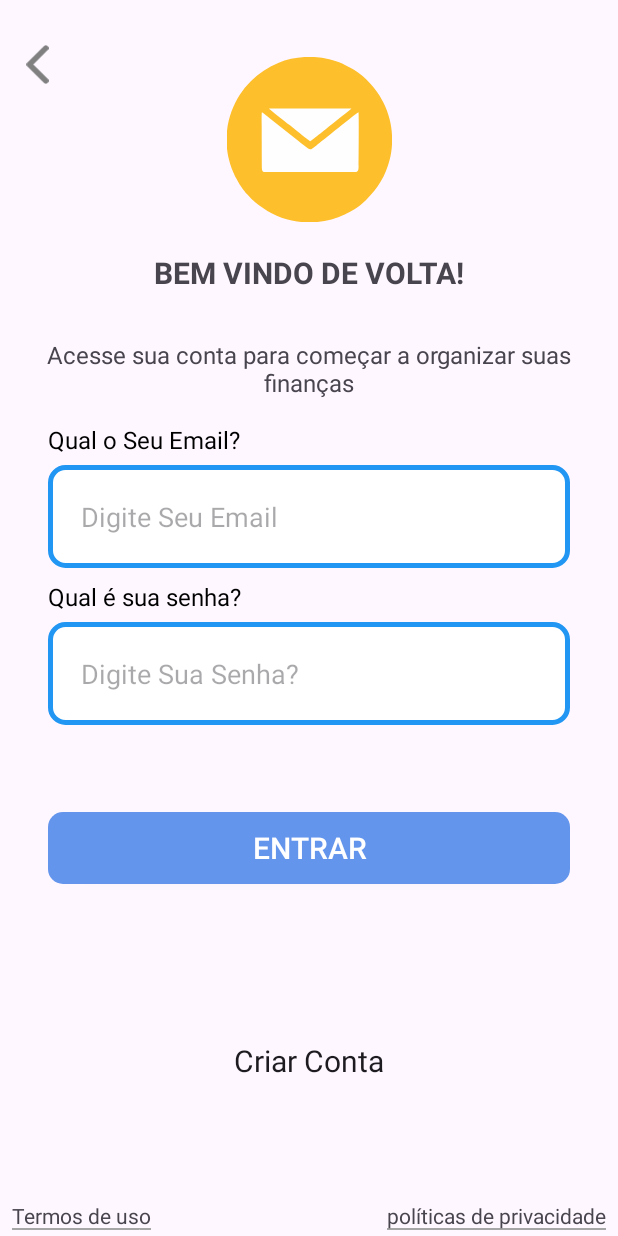
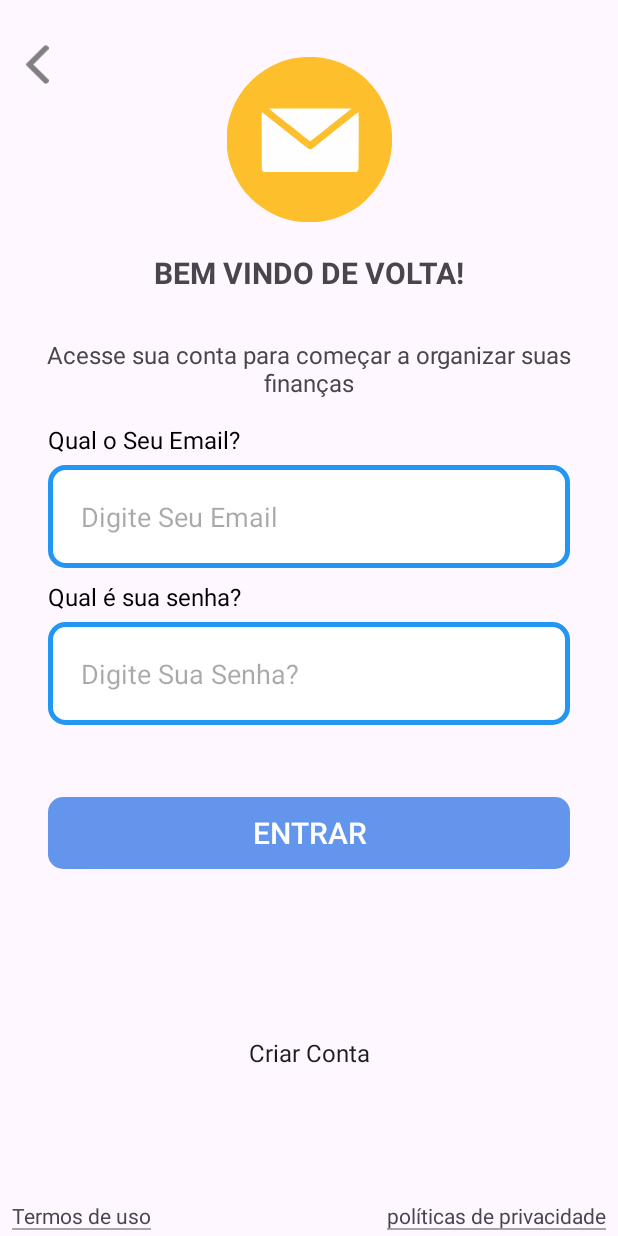
Before and after one commit to brubs-ads/Desenvolvimento-para-dispositivos-moveis, an Android app: the LoginActivity screen opened directly, with no data from a screen before it, on a phone screen of 412 x 824 dp. Run offline under Robolectric (Android 15) with nearby library versions, the phone set to English and light mode, and no system bars.

Commit message:
ligações

```diff
--- /dev/null
+++ b/app/src/main/java/com/mycompany/confinance/viewmodel/CreateAccountViewModel.kt
@@ -0,0 +1,4 @@
+package com.mycompany.confinance.viewmodel
+
+class CreateAccountViewModel {
+}
--- /dev/null
+++ b/app/src/main/java/com/mycompany/confinance/viewmodel/LoginViewModel.kt
@@ -0,0 +1,4 @@
+package com.mycompany.confinance.viewmodel
+
+class LoginViewModel {
+}
--- a/app/src/main/res/layout/activity_login.xml
+++ b/app/src/main/res/layout/activity_login.xml
@@ -110,7 +110,7 @@
         app:layout_constraintTop_toBottomOf="@id/edit_password_login"
         app:layout_constraintStart_toStartOf="@id/edit_password_login"
         app:layout_constraintEnd_toEndOf="@id/edit_password_login"
-        android:layout_marginTop="58dp"
+        android:layout_marginTop="48dp"
         android:textSize="20sp"
         android:textColor="@color/white"
         android:text="@string/to_enter"
@@ -121,13 +121,13 @@
         android:layout_height="wrap_content"
         app:layout_constraintTop_toBottomOf="@id/button_login"
         android:text="@string/create_account"
-        android:textSize="20sp"
+        android:textSize="16sp"
         app:layout_constraintStart_toStartOf="parent"
         app:layout_constraintEnd_toEndOf="parent"
         app:layout_constraintBottom_toBottomOf="parent"/>
 
     <androidx.appcompat.widget.AppCompatTextView
-        android:id="@+id/text_terms_of_use"
+        android:id="@+id/text_terms_of_use_login"
         android:layout_width="wrap_content"
         android:layout_height="wrap_content"
         android:layout_marginStart="8dp"
@@ -139,7 +139,7 @@
         app:layout_constraintStart_toStartOf="parent" />
 
     <androidx.appcompat.widget.AppCompatTextView
-        android:id="@+id/text_privacy_polices"
+        android:id="@+id/text_privacy_polices_login"
         android:layout_width="wrap_content"
         android:layout_height="wrap_content"
         android:layout_marginEnd="8dp"
```
Also changed, not shown: app/src/main/java/com/mycompany/confinance/util/Constants.kt (added, +15 -0 lines), app/src/main/java/com/mycompany/confinance/view/CreateAccountActivity.kt (+10 -3 lines), app/src/main/java/com/mycompany/confinance/view/LoginActivity.kt (+16 -1 lines), app/src/main/java/com/mycompany/confinance/view/TermsOfUseActivity.kt (+11 -4 lines).
